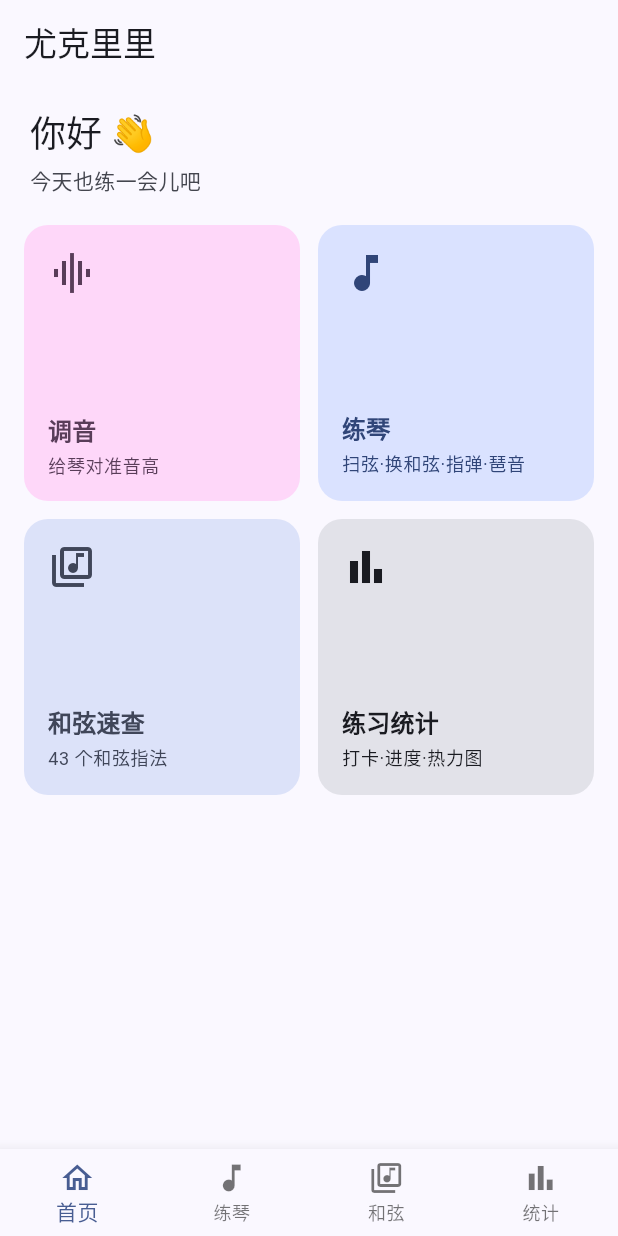
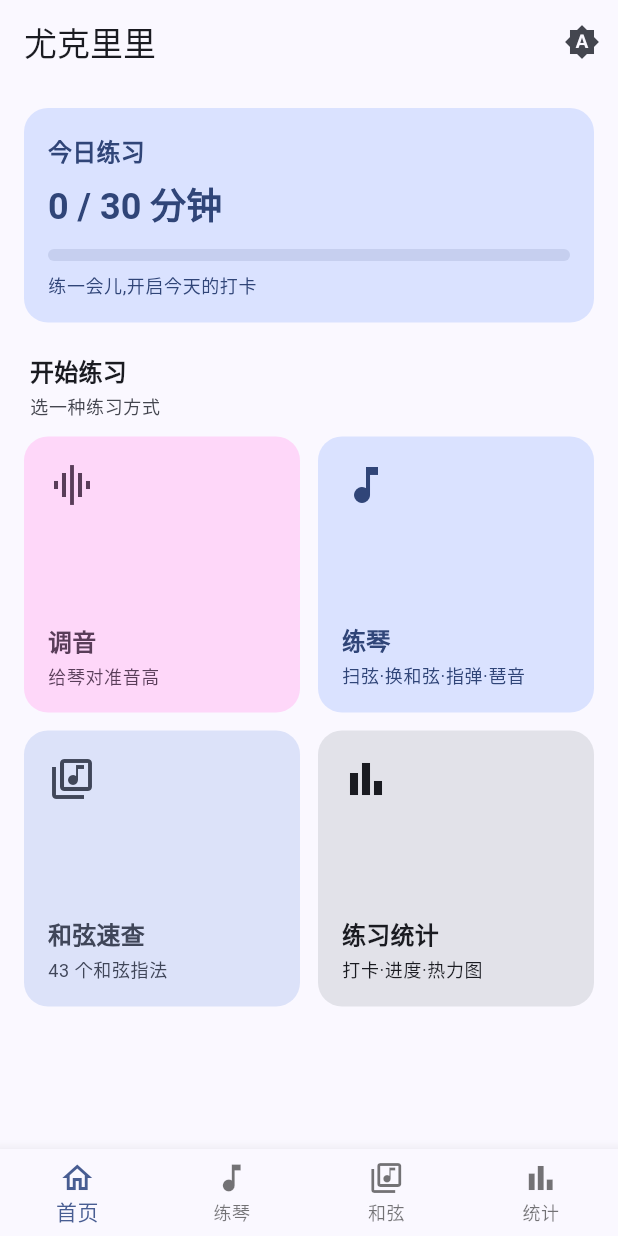
Before and after one commit to yyd841122/ukulele-demo, a Flutter app: the screen it shows after launch, on a phone screen of 412 x 824 dp. Run offline on Flutter 3.47's test engine with Material 3 defaults, Android fonts, the phone set to English and light mode, and no system bars; our stand-ins replace flutter_local_notifications, permission_handler, share_plus, shared_preferences, timezone, wakelock_plus; missing offline and left inert: flutter_soloud, record.

Commit message:
UI重构Step2:首页加今日仪表盘卡+主题切换菜单(_TodayCard读prefs今日分钟/每日目标/进度条+连续打卡🔥currentStreak·点卡进统计tab+顶栏PopupMenuButton系统/浅色/深色复用ThemeController/HomeScreen改StatefulWidget·MainScaffold加homeKey进首页reload刷新今日量·测试调音卡ensureVisible适配矮画布/analyze零新增·test130全过)

```diff
--- a/flutter_app/lib/main_scaffold.dart
+++ b/flutter_app/lib/main_scaffold.dart
@@ -39,6 +39,8 @@ class _MainScaffoldState extends State<MainScaffold> {
   final SongStore _songs = SongStore();
 
   // 统计页 key:进统计 tab 时调 reload() 重读最新 prefs(打卡 / 今日进度)。
+  // 首页 key:切回首页 tab 时调 reload() 重读今日练习分钟(刚在练琴 tab 练的量才显示出来)。
+  final GlobalKey<HomeScreenState> _homeKey = GlobalKey<HomeScreenState>();
   final GlobalKey<StatsScreenState> _statsKey = GlobalKey<StatsScreenState>();
 
   int _index = 0; // 当前选中第几个 tab(0 首页 / 1 练琴 / 2 和弦 / 3 统计)
@@ -65,10 +67,12 @@ class _MainScaffoldState extends State<MainScaffold> {
     setState(() {});
   }
 
-  /// 切 tab(底栏点 / 首页快捷卡片都走这里)。进统计 tab 让它 reload 重读最新 prefs。
+  /// 切 tab(底栏点 / 首页快捷卡片都走这里)。进首页 / 统计 tab 都让它们 reload 重读最新 prefs。
   void _onTabTapped(int i) {
     setState(() => _index = i);
-    if (i == 3) {
+    if (i == 0) {
+      _homeKey.currentState?.reload(); // 首页:刷新今日仪表盘(刚练的分钟才显示)
+    } else if (i == 3) {
       // 统计 tab:IndexedStack 保活,initState 只跑一次,这里手动让它重读最新 prefs。
       _statsKey.currentState?.reload();
     }
@@ -87,7 +91,7 @@ class _MainScaffoldState extends State<MainScaffold> {
       body: IndexedStack(
         index: _index,
         children: [
-          HomeScreen(audio: _audio, onNavigate: _onTabTapped),
+          HomeScreen(key: _homeKey, audio: _audio, theme: widget.theme, onNavigate: _onTabTapped),
           PracticeHubScreen(audio: _audio, store: _songs),
           ChordLibraryScreen(audio: _audio),
           StatsScreen(key: _statsKey, store: _songs, theme: widget.theme),
--- a/flutter_app/lib/screens/home_screen.dart
+++ b/flutter_app/lib/screens/home_screen.dart
@@ -1,46 +1,95 @@
 // 首页:App 的第一屏(底导航第 0 个 tab)。
 //
 // 不再造一遍功能——调音 / 练琴 / 和弦 / 统计都已经是现成页面。首页是【聚合入口 / launcher】:
-// 一张今日仪表盘卡(Step 2 接 prefs) + 一组快捷卡片,点卡片直达对应页面。
+// 一张今日仪表盘卡(读 prefs:今日练习分钟 / 每日目标 / 连续打卡)+ 一组快捷卡片,点卡片直达对应页面。
 //
 // - 调音卡片:调音页已从底导航移除(每次练琴前调一次、频率低),改成这里 push 进去(全屏、返回键回首页)。
 // - 练琴 / 和弦 / 统计卡片:还是底导航 tab,点卡片 = 切到底栏对应 tab(onNavigate 回调)。
+//
+// 今日仪表盘的数字会随练习变化,但首页在 IndexedStack 里保活、initState 只跑一次;所以
+// MainScaffold 在【切回首页 tab】时调本页 reload() 重读 prefs,数字才是最新的。
 import 'package:flutter/material.dart';
 
 import '../audio/audio_engine.dart';
+import '../models.dart';
+import '../prefs/app_preferences.dart';
+import '../theme_controller.dart';
 import '../widgets/app_spacing.dart';
 import 'tuner_screen.dart';
 
-/// 首页。[audio] 用来 push 调音页;[onNavigate] 用来切到底栏其它 tab(1 练琴 / 2 和弦 / 3 统计)。
-class HomeScreen extends StatelessWidget {
+/// 首页。[audio] 用来 push 调音页;[theme] 顶栏主题切换菜单;[onNavigate] 切到底栏其它 tab。
+class HomeScreen extends StatefulWidget {
   final AudioEngine audio;
+  final ThemeController theme;
   final ValueChanged<int> onNavigate;
 
-  const HomeScreen({required this.audio, required this.onNavigate, super.key});
+  const HomeScreen({
+    required this.audio,
+    required this.theme,
+    required this.onNavigate,
+    super.key,
+  });
+
+  @override
+  State<HomeScreen> createState() => HomeScreenState();
+}
+
+class HomeScreenState extends State<HomeScreen> {
+  AppPreferences? _prefs;
+
+  @override
+  void initState() {
+    super.initState();
+    widget.theme.addListener(_onThemeChanged); // 主题变 → 重画(顶栏图标跟上)
+    _load();
+  }
+
+  @override
+  void dispose() {
+    widget.theme.removeListener(_onThemeChanged);
+    super.dispose();
+  }
+
+  void _onThemeChanged() {
+    if (mounted) setState(() {});
+  }
+
+  Future<void> _load() async {
+    final p = await AppPreferences.load();
+    if (!mounted) return;
+    setState(() => _prefs = p);
+  }
+
+  /// 重读 prefs。给 MainScaffold 切回首页 tab 时调:首页保活,不 reload 的话读到的还是
+  /// 上次的旧今日分钟,漏算这期间刚练的量。
+  void reload() => _load();
 
   @override
   Widget build(BuildContext context) {
     final cs = Theme.of(context).colorScheme;
     return Scaffold(
-      appBar: AppBar(title: const Text('尤克里里')),
-      body: SingleChildScrollView(
+      appBar: AppBar(
+        title: const Text('尤克里里'),
+        actions: [_themeButton],
+      ),
+      body: ListView(
         padding: const EdgeInsets.all(Spacing.s16),
-        child: Column(
-          crossAxisAlignment: CrossAxisAlignment.stretch,
         children: [
-            // 问候语(Step 2 会在下面接一张今日练习进度卡)。
+          _TodayCard(prefs: _prefs, onTap: () => widget.onNavigate(3)),
+          const SizedBox(height: Spacing.s20),
+          // 问候语
           Padding(
             padding: const EdgeInsets.symmetric(horizontal: Spacing.s4),
             child: Column(
               crossAxisAlignment: CrossAxisAlignment.start,
               children: [
-                  Text('你好 👋', style: Theme.of(context).textTheme.headlineSmall),
+                Text('开始练习', style: Theme.of(context).textTheme.titleMedium?.copyWith(fontWeight: FontWeight.w600)),
                 const SizedBox(height: Spacing.s4),
-                  Text('今天也练一会儿吧', style: Theme.of(context).textTheme.bodyMedium?.copyWith(color: cs.onSurfaceVariant)),
+                Text('选一种练习方式', style: Theme.of(context).textTheme.bodySmall?.copyWith(color: cs.onSurfaceVariant)),
               ],
             ),
           ),
-            const SizedBox(height: Spacing.s20),
+          const SizedBox(height: Spacing.s12),
           // 快捷入口:2 列卡片网格。
           GridView.count(
             crossAxisCount: 2,
@@ -57,7 +106,7 @@ class HomeScreen extends StatelessWidget {
                 color: cs.tertiaryContainer,
                 onColor: cs.onTertiaryContainer,
                 onTap: () => Navigator.of(context).push(
-                    MaterialPageRoute(builder: (_) => TunerScreen(audio: audio)),
+                  MaterialPageRoute(builder: (_) => TunerScreen(audio: widget.audio)),
                 ),
               ),
               _HomeCard(
@@ -66,7 +115,7 @@ class HomeScreen extends StatelessWidget {
                 subtitle: '扫弦·换和弦·指弹·琶音',
                 color: cs.primaryContainer,
                 onColor: cs.onPrimaryContainer,
-                  onTap: () => onNavigate(1),
+                onTap: () => widget.onNavigate(1),
               ),
               _HomeCard(
                 icon: Icons.library_music_outlined,
@@ -74,7 +123,7 @@ class HomeScreen extends StatelessWidget {
                 subtitle: '43 个和弦指法',
                 color: cs.secondaryContainer,
                 onColor: cs.onSecondaryContainer,
-                  onTap: () => onNavigate(2),
+                onTap: () => widget.onNavigate(2),
               ),
               _HomeCard(
                 icon: Icons.bar_chart_outlined,
@@ -82,18 +131,114 @@ class HomeScreen extends StatelessWidget {
                 subtitle: '打卡·进度·热力图',
                 color: cs.surfaceContainerHighest,
                 onColor: cs.onSurface,
-                  onTap: () => onNavigate(3),
+                onTap: () => widget.onNavigate(3),
               ),
             ],
           ),
         ],
+      ),
+    );
+  }
+
+  // 顶栏主题切换菜单:系统 / 浅色 / 深色(当前模式打勾)。图标随当前模式变。
+  Widget get _themeButton => PopupMenuButton<ThemeMode>(
+        icon: Icon(_themeIcon(widget.theme.value)),
+        tooltip: '主题',
+        onSelected: (m) => widget.theme.set(m),
+        itemBuilder: (_) => [
+          for (final m in const [ThemeMode.system, ThemeMode.light, ThemeMode.dark])
+            CheckedPopupMenuItem<ThemeMode>(
+              value: m,
+              checked: widget.theme.value == m,
+              child: Padding(
+                padding: const EdgeInsets.only(left: 4),
+                child: Text(_themeLabel(m)),
+              ),
+            ),
+        ],
+      );
+
+  static IconData _themeIcon(ThemeMode m) => switch (m) {
+        ThemeMode.system => Icons.brightness_auto,
+        ThemeMode.light => Icons.light_mode_outlined,
+        ThemeMode.dark => Icons.dark_mode_outlined,
+      };
+  static String _themeLabel(ThemeMode m) => switch (m) {
+        ThemeMode.system => '跟随系统',
+        ThemeMode.light => '浅色',
+        ThemeMode.dark => '深色',
+      };
+}
+
+/// 今日仪表盘卡:今日练习分钟 / 每日目标 + 进度条 + 连续打卡。点整张 → 统计 tab。
+/// prefs 还没加载好时(_prefs == null)显示占位「—」,不卡首帧。
+class _TodayCard extends StatelessWidget {
+  final AppPreferences? prefs;
+  final VoidCallback onTap;
+
+  const _TodayCard({required this.prefs, required this.onTap});
+
+  @override
+  Widget build(BuildContext context) {
+    final cs = Theme.of(context).colorScheme;
+    final loaded = prefs != null;
+    final goalMin = loaded ? prefs!.getDailyGoalMin(30) : 30;
+    final todaySec = loaded ? prefs!.getTodaySec(practiceDayKey(DateTime.now())) : 0;
+    final todayMin = (todaySec / 60).round();
+    final progress = goalMin > 0 ? (todayMin / goalMin).clamp(0.0, 1.0) : 0.0;
+    final streak = loaded ? currentStreak(prefs!.getPracticeDays(), DateTime.now()) : 0;
+    final reached = progress >= 1.0;
+
+    return Card(
+      color: cs.primaryContainer,
+      elevation: 0,
+      shape: RoundedRectangleBorder(borderRadius: BorderRadius.circular(RadiusCorners.r16)),
+      margin: EdgeInsets.zero,
+      child: InkWell(
+        onTap: onTap,
+        borderRadius: BorderRadius.circular(RadiusCorners.r16),
+        child: Padding(
+          padding: const EdgeInsets.all(Spacing.s16),
+          child: Column(
+            crossAxisAlignment: CrossAxisAlignment.start,
+            children: [
+              Row(
+                children: [
+                  Text('今日练习', style: Theme.of(context).textTheme.titleMedium?.copyWith(color: cs.onPrimaryContainer, fontWeight: FontWeight.w600)),
+                  const Spacer(),
+                  if (streak > 0)
+                    Text('🔥 $streak 天连续', style: Theme.of(context).textTheme.bodySmall?.copyWith(color: cs.onPrimaryContainer)),
+                ],
+              ),
+              const SizedBox(height: Spacing.s8),
+              Text(
+                loaded ? '$todayMin / $goalMin 分钟' : '— / $goalMin 分钟',
+                style: Theme.of(context).textTheme.headlineSmall?.copyWith(color: cs.onPrimaryContainer, fontWeight: FontWeight.bold),
+              ),
+              const SizedBox(height: Spacing.s12),
+              ClipRRect(
+                borderRadius: BorderRadius.circular(RadiusCorners.r8),
+                child: LinearProgressIndicator(
+                  value: loaded ? progress : 0,
+                  minHeight: 8,
+                  backgroundColor: cs.onPrimaryContainer.withValues(alpha: 0.12),
+                  color: reached ? cs.primary : cs.onPrimaryContainer,
+                ),
+              ),
+              const SizedBox(height: Spacing.s8),
+              Text(
+                reached ? '🎉 今日目标达成' : (streak > 0 ? '继续加油,完成今日目标' : '练一会儿,开启今天的打卡'),
+                style: Theme.of(context).textTheme.bodySmall?.copyWith(color: cs.onPrimaryContainer),
+              ),
+            ],
+          ),
         ),
       ),
     );
   }
 }
 
-/// 首页 / 练琴 Hub 共用的「图标 + 标题 + 副标题」整卡按钮。
+/// 首页共用的「图标 + 标题 + 副标题」整卡按钮。
 class _HomeCard extends StatelessWidget {
   final IconData icon;
   final String title;
```
Also changed, not shown: 1 other file. Lines whose indentation alone changed are shown as unchanged.
